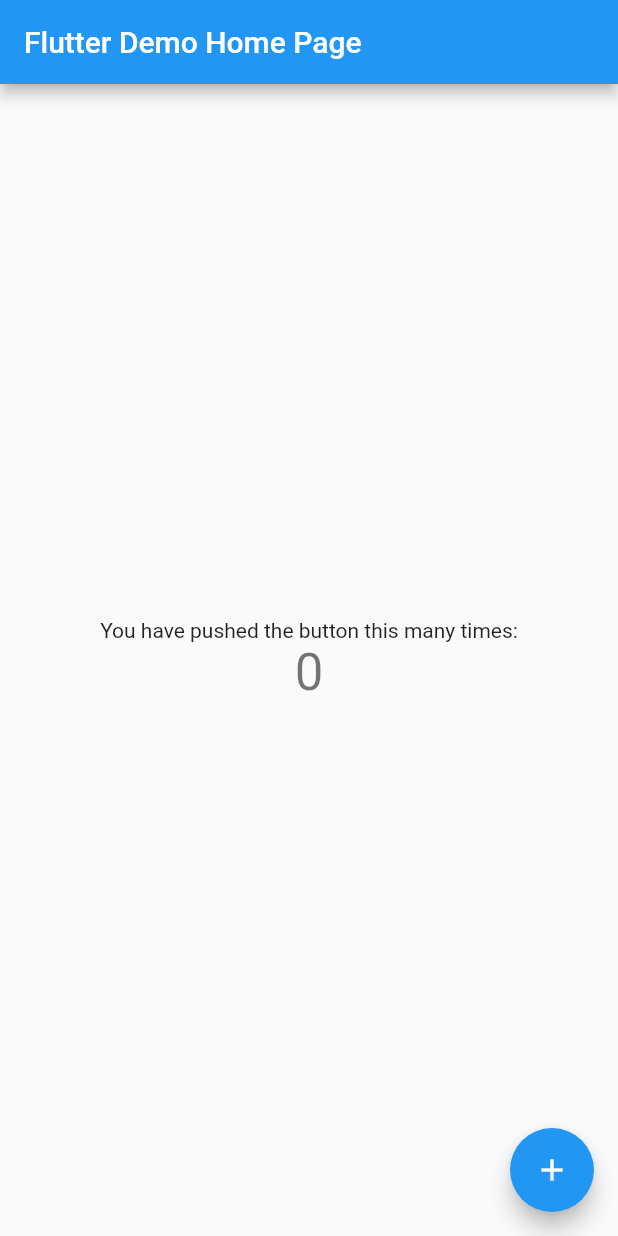
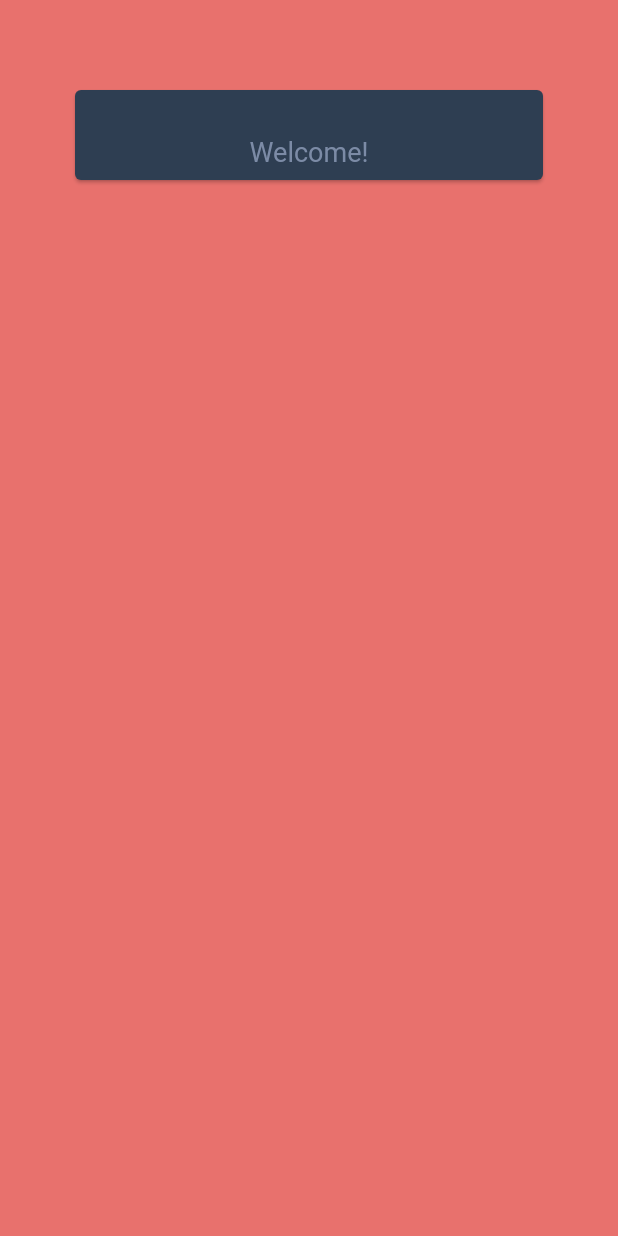
Before and after one commit to bmdesai0309/login_design_challenge_1, a Flutter app: the screen it shows after launch, on a phone screen of 412 x 824 dp. Run offline on Flutter 3.47's test engine with Material 2 defaults, Android fonts, the phone set to English and light mode, and no system bars.

Commit message:
Create a title and refactor some code for better look

```diff
--- a/lib/main.dart
+++ b/lib/main.dart
@@ -1,117 +1,24 @@
 import 'package:flutter/material.dart';
+import 'package:login_design_challenge_1/sign_up_page.dart';
 
 void main() {
-  runApp(MyApp());
+  runApp(SignUpApp());
 }
 
-class MyApp extends StatelessWidget {
+class SignUpApp extends StatelessWidget {
   // This widget is the root of your application.
   @override
   Widget build(BuildContext context) {
     return MaterialApp(
       title: 'Flutter Demo',
       theme: ThemeData(
-        // This is the theme of your application.
-        //
-        // Try running your application with "flutter run". You'll see the
-        // application has a blue toolbar. Then, without quitting the app, try
-        // changing the primarySwatch below to Colors.green and then invoke
-        // "hot reload" (press "r" in the console where you ran "flutter run",
-        // or simply save your changes to "hot reload" in a Flutter IDE).
-        // Notice that the counter didn't reset back to zero; the application
-        // is not restarted.
-        primarySwatch: Colors.blue,
-        // This makes the visual density adapt to the platform that you run
-        // the app on. For desktop platforms, the controls will be smaller and
-        // closer together (more dense) than on mobile platforms.
-        visualDensity: VisualDensity.adaptivePlatformDensity,
+        brightness: Brightness.dark,
+        scaffoldBackgroundColor: Color(0xFFE8716D),
+        primaryColor: Color(0xFF2E3E52),
+        buttonColor: Color(0xFF6ADCC8),
+        primaryColorDark: Color(0xFF7C8BA6),
       ),
-      home: MyHomePage(title: 'Flutter Demo Home Page'),
+      home: SignUp(),
     );
   }
 }
-
-class MyHomePage extends StatefulWidget {
-  MyHomePage({Key key, this.title}) : super(key: key);
-
-  // This widget is the home page of your application. It is stateful, meaning
-  // that it has a State object (defined below) that contains fields that affect
-  // how it looks.
-
-  // This class is the configuration for the state. It holds the values (in this
-  // case the title) provided by the parent (in this case the App widget) and
-  // used by the build method of the State. Fields in a Widget subclass are
-  // always marked "final".
-
-  final String title;
-
-  @override
-  _MyHomePageState createState() => _MyHomePageState();
-}
-
-class _MyHomePageState extends State<MyHomePage> {
-  int _counter = 0;
-
-  void _incrementCounter() {
-    setState(() {
-      // This call to setState tells the Flutter framework that something has
-      // changed in this State, which causes it to rerun the build method below
-      // so that the display can reflect the updated values. If we changed
-      // _counter without calling setState(), then the build method would not be
-      // called again, and so nothing would appear to happen.
-      _counter++;
-    });
-  }
-
-  @override
-  Widget build(BuildContext context) {
-    // This method is rerun every time setState is called, for instance as done
-    // by the _incrementCounter method above.
-    //
-    // The Flutter framework has been optimized to make rerunning build methods
-    // fast, so that you can just rebuild anything that needs updating rather
-    // than having to individually change instances of widgets.
-    return Scaffold(
-      appBar: AppBar(
-        // Here we take the value from the MyHomePage object that was created by
-        // the App.build method, and use it to set our appbar title.
-        title: Text(widget.title),
-      ),
-      body: Center(
-        // Center is a layout widget. It takes a single child and positions it
-        // in the middle of the parent.
-        child: Column(
-          // Column is also a layout widget. It takes a list of children and
-          // arranges them vertically. By default, it sizes itself to fit its
-          // children horizontally, and tries to be as tall as its parent.
-          //
-          // Invoke "debug painting" (press "p" in the console, choose the
-          // "Toggle Debug Paint" action from the Flutter Inspector in Android
-          // Studio, or the "Toggle Debug Paint" command in Visual Studio Code)
-          // to see the wireframe for each widget.
-          //
-          // Column has various properties to control how it sizes itself and
-          // how it positions its children. Here we use mainAxisAlignment to
-          // center the children vertically; the main axis here is the vertical
-          // axis because Columns are vertical (the cross axis would be
-          // horizontal).
-          mainAxisAlignment: MainAxisAlignment.center,
-          children: <Widget>[
-            Text(
-              'You have pushed the button this many times:',
-            ),
-            Text(
-              '$_counter',
-              style: Theme.of(context).textTheme.headline4,
-            ),
-          ],
-        ),
-      ),
-      floatingActionButton: FloatingActionButton(
-        onPressed: _incrementCounter,
-        tooltip: 'Increment',
-        child: Icon(Icons.add),
-      ), // This trailing comma makes auto-formatting nicer for build methods.
-    );
-  }
-}
--- /dev/null
+++ b/lib/sign_up_page.dart
@@ -0,0 +1,44 @@
+import 'package:flutter/material.dart';
+
+class SignUp extends StatefulWidget {
+  @override
+  _SignUpState createState() => _SignUpState();
+}
+
+class _SignUpState extends State<SignUp> {
+
+  Container buildTitle(ThemeData theme) {
+    return Container(
+      padding: const EdgeInsets.only(bottom: 8.0),
+      alignment: Alignment.bottomCenter,
+      height: 60.0,
+      child: Text(
+        'Welcome!',
+        style: TextStyle(fontSize: 18.0, color: theme.primaryColorDark),
+      ),
+    );
+  }
+
+  @override
+  Widget build(BuildContext context) {
+    final theme = Theme.of(context);
+    return Scaffold(
+        body: ListView(
+      padding: const EdgeInsets.fromLTRB(16.0, kToolbarHeight, 16.0, 16.0),
+      children: [
+        Align(
+          child: SizedBox(
+            width: 320.0,
+            child: Card(
+              color: theme.primaryColor,
+              child: Column(
+                mainAxisSize: MainAxisSize.min,
+                children: [buildTitle(theme)],
+              ),
+            ),
+          ),
+        )
+      ],
+    ));
+  }
+}
```
Also changed, not shown: 2 other files.
